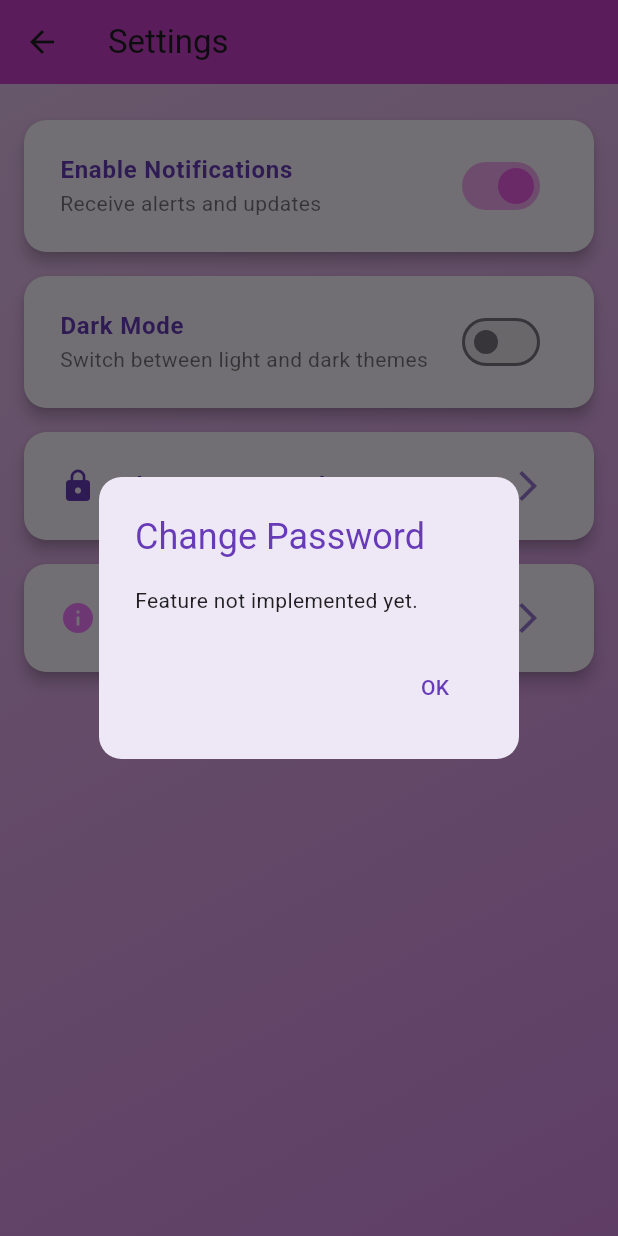
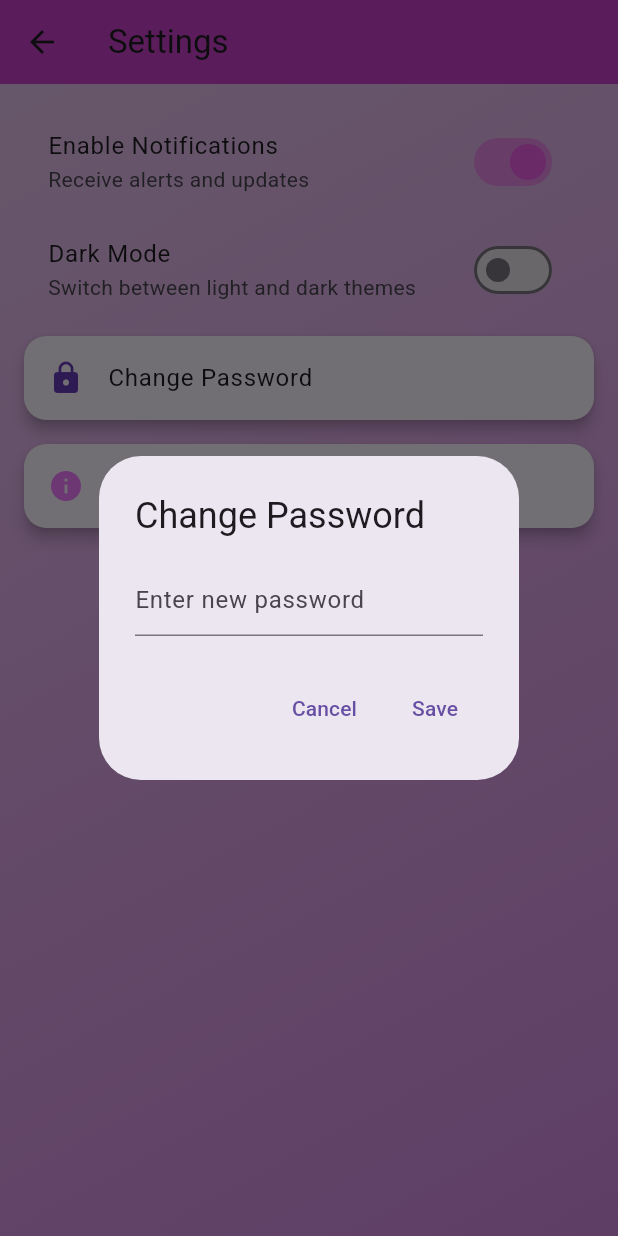
Before and after one commit to Yash29739/SafeHood, a Flutter app: the SettingsPage screen opened directly, after a tap on "Change Password", on a phone screen of 412 x 824 dp. Run offline on Flutter 3.47's test engine with Material 3 defaults, Android fonts, the phone set to English and light mode, and no system bars; our stand-ins replace animated_splash_screen, cloud_firestore, firebase_core, page_transition, shared_preferences; missing offline and left inert: bcrypt; accounts and stored records are empty.

Commit message:
Small changes in security

```diff
--- a/lib/subScreens/SecurityGrids/gaurd_patrol.dart
+++ b/lib/subScreens/SecurityGrids/gaurd_patrol.dart
@@ -74,9 +74,9 @@ class _GuardPatrolPageState extends State<GuardPatrolPage> {
             child: Text("Cancel", style: TextStyle(color: Colors.red)),
           ),
           ElevatedButton(
-            style: ElevatedButton.styleFrom(backgroundColor: Colors.deepPurple),
+            style: ElevatedButton.styleFrom(backgroundColor: const Color.fromARGB(255, 166, 52, 155)),
             onPressed: _addPatrolLog,
-            child: Text("Log"),
+            child: Text("Log",style: TextStyle(color: const Color.fromARGB(255, 40, 6, 39))),
           ),
         ],
       ),
--- a/lib/subScreens/SecurityGrids/security_setting.dart
+++ b/lib/subScreens/SecurityGrids/security_setting.dart
@@ -1,4 +1,5 @@
 import 'package:flutter/material.dart';
+import 'package:shared_preferences/shared_preferences.dart';
 
 class SettingsPage extends StatefulWidget {
   @override
@@ -10,104 +11,63 @@ class _SettingsPageState extends State<SettingsPage> {
   bool darkModeEnabled = false;
 
   @override
-  Widget build(BuildContext context) {
-    return Scaffold(
-      appBar: AppBar(
-        title: Text("Settings"),
-        backgroundColor:const Color.fromARGB(255, 196, 62, 196),
-      ),
-      body: Container(
-        decoration: BoxDecoration(
-          gradient: LinearGradient(
-            colors: [Colors.purple.shade100, const Color.fromARGB(255, 208, 135, 223)],
-            begin: Alignment.topLeft,
-            end: Alignment.bottomRight,
-          ),
-        ),
-        child: ListView(
-          padding: EdgeInsets.all(16.0),
-          children: [
-            _buildSettingsCard(
-              child: SwitchListTile(
-                activeColor: const Color.fromARGB(255, 232, 90, 225),
-                title: Text("Enable Notifications", style: _settingTitleStyle()),
-                subtitle: Text("Receive alerts and updates", style: _settingSubtitleStyle()),
-                value: notificationsEnabled,
-                onChanged: (value) {
-                  setState(() {
-                    notificationsEnabled = value;
-                  });
-                },
-              ),
-            ),
-            _buildSettingsCard(
-              child: SwitchListTile(
-                activeColor: const Color.fromARGB(255, 235, 112, 237),
-                title: Text("Dark Mode", style: _settingTitleStyle()),
-                subtitle: Text("Switch between light and dark themes", style: _settingSubtitleStyle()),
-                value: darkModeEnabled,
-                onChanged: (value) {
-                  setState(() {
-                    darkModeEnabled = value;
-                  });
-                },
-              ),
-            ),
-            _buildSettingsCard(
-              child: ListTile(
-                leading: Icon(Icons.lock, color: Colors.deepPurple),
-                title: Text("Change Password", style: _settingTitleStyle()),
-                trailing: Icon(Icons.arrow_forward_ios, color: Colors.deepPurple.shade300),
-                onTap: _showChangePasswordDialog,
-              ),
-            ),
-            _buildSettingsCard(
-              child: ListTile(
-                leading: Icon(Icons.info, color: const Color.fromARGB(255, 238, 119, 251)),
-                title: Text("About App", style: _settingTitleStyle()),
-                trailing: Icon(Icons.arrow_forward_ios, color: Colors.deepPurple.shade300),
-                onTap: _showAboutDialog,
-              ),
-            ),
-          ],
-        ),
-      ),
-    );
+  void initState() {
+    super.initState();
+    _loadSettings();
   }
 
-  Widget _buildSettingsCard({required Widget child}) {
-    return Card(
-      shape: RoundedRectangleBorder(borderRadius: BorderRadius.circular(15)),
-      elevation: 4,
-      margin: EdgeInsets.symmetric(vertical: 8),
-      child: Padding(
-        padding: const EdgeInsets.all(8.0),
-        child: child,
-      ),
-    );
+  Future<void> _loadSettings() async {
+    SharedPreferences prefs = await SharedPreferences.getInstance();
+    setState(() {
+      notificationsEnabled = prefs.getBool('notifications') ?? true;
+      darkModeEnabled = prefs.getBool('darkMode') ?? false;
+    });
   }
 
-  TextStyle _settingTitleStyle() {
-    return TextStyle(fontWeight: FontWeight.bold, fontSize: 16, color: Colors.deepPurple);
+  Future<void> _toggleNotifications(bool value) async {
+    SharedPreferences prefs = await SharedPreferences.getInstance();
+    setState(() {
+      notificationsEnabled = value;
+      prefs.setBool('notifications', value);
+    });
   }
 
-  TextStyle _settingSubtitleStyle() {
-    return TextStyle(fontSize: 14, color: Colors.black54);
+  Future<void> _toggleDarkMode(bool value) async {
+    SharedPreferences prefs = await SharedPreferences.getInstance();
+    setState(() {
+      darkModeEnabled = value;
+      prefs.setBool('darkMode', value);
+    });
   }
 
-  void _showChangePasswordDialog() {
+  void _changePassword() {
+    TextEditingController passwordController = TextEditingController();
     showDialog(
       context: context,
       builder: (context) {
         return AlertDialog(
-          backgroundColor: Colors.deepPurple.shade50,
-          shape: RoundedRectangleBorder(borderRadius: BorderRadius.circular(15)),
-          title: Text("Change Password", style: TextStyle(color: Colors.deepPurple)),
-          content: Text("Feature not implemented yet.", style: TextStyle(color: Colors.black87)),
+          title: Text("Change Password"),
+          content: TextField(
+            controller: passwordController,
+            obscureText: true,
+            decoration: InputDecoration(hintText: "Enter new password"),
+          ),
           actions: [
             TextButton(
               onPressed: () => Navigator.pop(context),
-              child: Text("OK", style: TextStyle(color: Colors.deepPurple)),
+              child: Text("Cancel"),
+            ),
+            TextButton(
+              onPressed: () {
+                String newPassword = passwordController.text;
+                if (newPassword.isNotEmpty) {
+                  ScaffoldMessenger.of(context).showSnackBar(
+                    SnackBar(content: Text("Password changed successfully!"))
+                  );
+                  Navigator.pop(context);
+                }
+              },
+              child: Text("Save"),
             ),
           ],
         );
@@ -120,18 +80,71 @@ class _SettingsPageState extends State<SettingsPage> {
       context: context,
       builder: (context) {
         return AlertDialog(
-          backgroundColor: Colors.deepPurple.shade50,
-          shape: RoundedRectangleBorder(borderRadius: BorderRadius.circular(15)),
-          title: Text("About App", style: TextStyle(color: Colors.deepPurple)),
-          content: Text("Security Guard App v1.0\nDeveloped by YourCompany", style: TextStyle(color: Colors.black87)),
+          title: Text("About App"),
+          content: Text("Security Guard App v1.0\nDeveloped by YourCompany"),
           actions: [
             TextButton(
               onPressed: () => Navigator.pop(context),
-              child: Text("OK", style: TextStyle(color: Colors.deepPurple)),
+              child: Text("OK"),
             ),
           ],
         );
       },
     );
   }
+
+  @override
+  Widget build(BuildContext context) {
+    return Scaffold(
+      appBar: AppBar(title: Text("Settings"), backgroundColor: const Color.fromARGB(255, 196, 62, 196)),
+      body: Container(
+        decoration: BoxDecoration(
+          gradient: LinearGradient(
+            colors: [Colors.purple.shade100, const Color.fromARGB(255, 208, 135, 223)],
+            begin: Alignment.topLeft,
+            end: Alignment.bottomRight,
+          ),
+        ),
+        child: ListView(
+          padding: EdgeInsets.all(16.0),
+          children: [
+            SwitchListTile(
+              activeColor: const Color.fromARGB(255, 232, 90, 225),
+              title: Text("Enable Notifications"),
+              subtitle: Text("Receive alerts and updates"),
+              value: notificationsEnabled,
+              onChanged: _toggleNotifications,
+            ),
+            SwitchListTile(
+              activeColor: const Color.fromARGB(255, 235, 112, 237),
+              title: Text("Dark Mode"),
+              subtitle: Text("Switch between light and dark themes"),
+              value: darkModeEnabled,
+              onChanged: _toggleDarkMode,
+            ),
+            Card(
+              shape: RoundedRectangleBorder(borderRadius: BorderRadius.circular(15)),
+              elevation: 4,
+              margin: EdgeInsets.symmetric(vertical: 8),
+              child: ListTile(
+                leading: Icon(Icons.lock, color: Colors.deepPurple),
+                title: Text("Change Password"),
+                onTap: _changePassword,
+              ),
+            ),
+            Card(
+              shape: RoundedRectangleBorder(borderRadius: BorderRadius.circular(15)),
+              elevation: 4,
+              margin: EdgeInsets.symmetric(vertical: 8),
+              child: ListTile(
+                leading: Icon(Icons.info, color: const Color.fromARGB(255, 238, 119, 251)),
+                title: Text("About App"),
+                onTap: _showAboutDialog,
+              ),
+            ),
+          ],
+        ),
+      ),
+    );
+  }
 }
```
